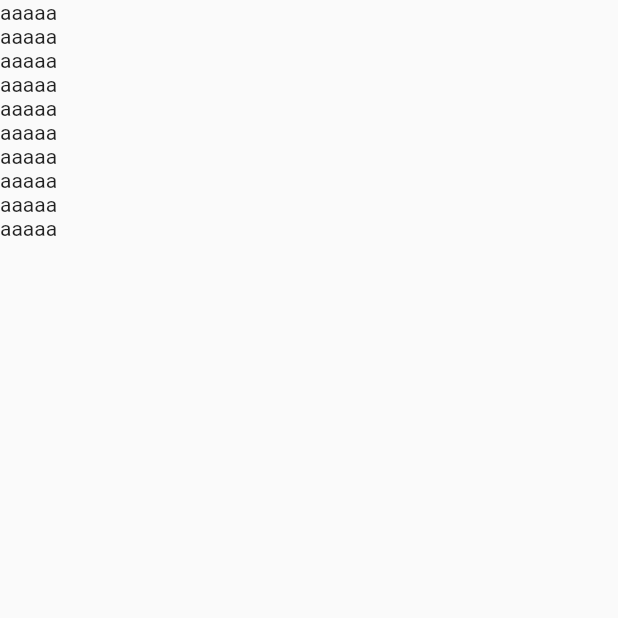
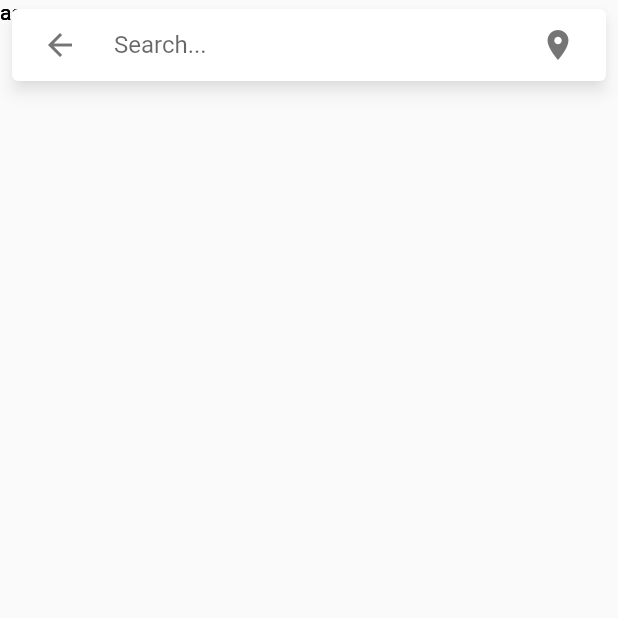
Before and after one commit to chamoddissanayake/SaloonApp, a Flutter app: the SearchScreen screen opened by its route, on a phone screen of 412 x 824 dp, the top half of it. Run offline on Flutter 3.47's test engine with Material 2 defaults, Android fonts, the phone set to English and light mode, and no system bars; drawn by our look-alikes of material_floating_search_bar; our stand-ins replace flare_flutter, flutter_login, font_awesome_flutter, google_maps_flutter, intl_phone_field, persistent_bottom_nav_bar and 1 more; missing offline and left inert: intro_views_flutter, nice_button; network calls fail.

Commit message:
search ui added

```diff
--- a/lib/screens/SearchScreen.dart
+++ b/lib/screens/SearchScreen.dart
@@ -1,4 +1,5 @@
 import 'package:flutter/material.dart';
+import 'package:material_floating_search_bar/material_floating_search_bar.dart';
 
 class SearchScreen extends StatefulWidget {
   static const routeName = '/search';
@@ -10,20 +11,74 @@ class _SearchScreenState extends State<SearchScreen> {
   @override
   Widget build(BuildContext context) {
     return Scaffold(
-      body: Column(
+      // This is handled by the search bar itself.
+      resizeToAvoidBottomInset: false,
+      body: Stack(
+        fit: StackFit.expand,
         children: [
-          Text("aaaaa"),
-          Text("aaaaa"),
-          Text("aaaaa"),
-          Text("aaaaa"),
-          Text("aaaaa"),
-          Text("aaaaa"),
-          Text("aaaaa"),
-          Text("aaaaa"),
-          Text("aaaaa"),
-          Text("aaaaa"),
+          Text("aaa"),
+          Text("aaa"),
+          Text("aaa"),
+          Text("aaa"),
+          Text("aaa"),
+          Text("aaa"),
+          Text("aaa"),
+          buildFloatingSearchBar(),
         ],
       ),
     );
   }
+
+
+  Widget buildFloatingSearchBar() {
+    final isPortrait = MediaQuery.of(context).orientation == Orientation.portrait;
+
+    return FloatingSearchBar(
+      hint: 'Search...',
+      scrollPadding: const EdgeInsets.only(top: 16, bottom: 56),
+      transitionDuration: const Duration(milliseconds: 800),
+      transitionCurve: Curves.easeInOut,
+      physics: const BouncingScrollPhysics(),
+      axisAlignment: isPortrait ? 0.0 : -1.0,
+      openAxisAlignment: 0.0,
+      width: isPortrait ? 600 : 500,
+      debounceDelay: const Duration(milliseconds: 500),
+      onQueryChanged: (query) {
+        // Call your model, bloc, controller here.
+      },
+      // Specify a custom transition to be used for
+      // animating between opened and closed stated.
+      transition: CircularFloatingSearchBarTransition(),
+      actions: [
+        FloatingSearchBarAction(
+          showIfOpened: false,
+          child: CircularButton(
+            icon: const Icon(Icons.place),
+            onPressed: () {},
+          ),
+        ),
+        FloatingSearchBarAction.searchToClear(
+          showIfClosed: false,
+        ),
+      ],
+      builder: (context, transition) {
+        return ClipRRect(
+          borderRadius: BorderRadius.circular(8),
+          child: Material(
+            color: Colors.white,
+            elevation: 4.0,
+            child: Column(
+              mainAxisSize: MainAxisSize.min,
+              children: Colors.accents.map((color) {
+                return Container(height: 112, color: color);
+              }).toList(),
+            ),
+          ),
+        );
+      },
+    );
+  }
+
 }
+
+// https://pub.dev/packages/material_floating_search_bar
--- a/pubspec.yaml
+++ b/pubspec.yaml
@@ -36,6 +36,7 @@ dependencies:
   # The following adds the Cupertino Icons font to your application.
   # Use with the CupertinoIcons class for iOS style icons.
   cupertino_icons: ^1.0.2
+  material_floating_search_bar: ^0.3.4
 
 dev_dependencies:
   flutter_test:
```
Also changed, not shown: pubspec.lock.
